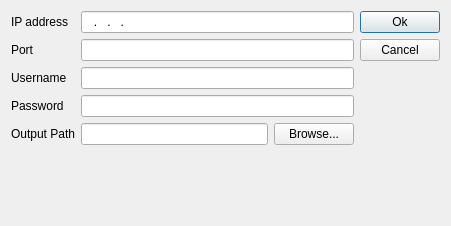
Qt form u7/DialogSettings.ui (whiteman-kr/u7set) before a commit.
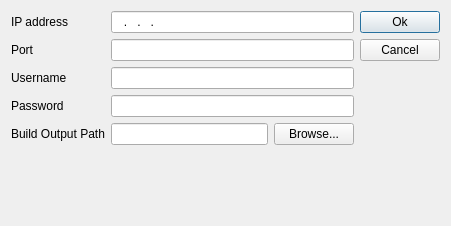
The same form after that commit.

Commit message: RPCT-758, ide: Renaming Output Path -> Build Output Path on setting dialog.

Patch:
```diff
--- a/u7/DialogSettings.ui
+++ b/u7/DialogSettings.ui
@@ -102,7 +102,7 @@
        <item row="4" column="0">
         <widget class="QLabel" name="labelOutputPath">
          <property name="text">
-          <string>Output Path</string>
+          <string>Build Output Path</string>
          </property>
         </widget>
        </item>
```
